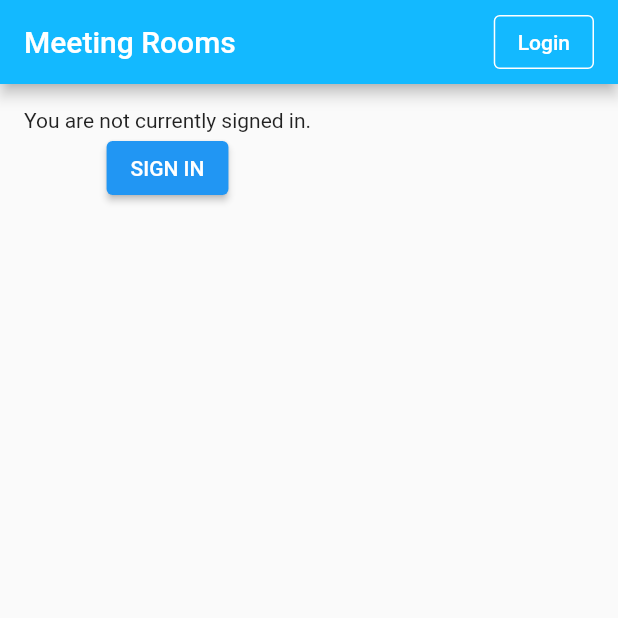
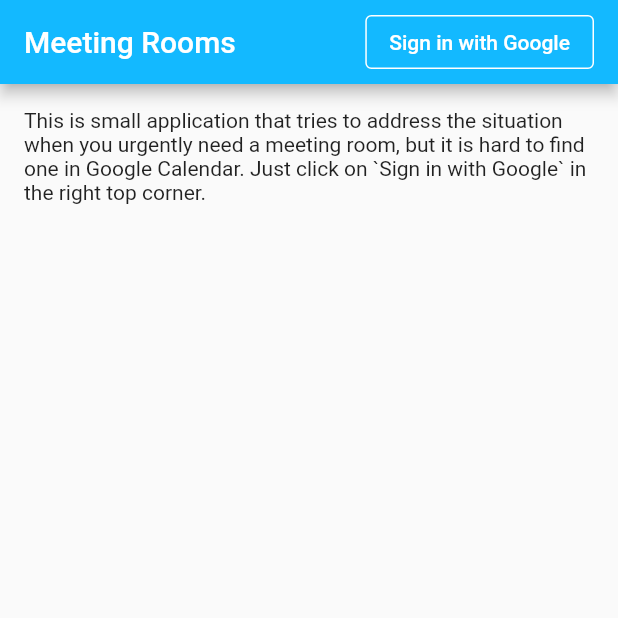
Before and after one commit to zakhio/meeting-rooms, a Flutter app: the screen it shows after launch, on a phone screen of 412 x 824 dp, the top half of it. Run offline on Flutter 3.47's test engine with Material 2 defaults, Android fonts, the light colour scheme and no system bars; our stand-ins replace bloc, flutter_bloc, google_sign_in, googleapis_auth; missing offline and left inert: extension_google_sign_in_as_googleapis_auth, googleapis; generated files the repository leaves out were written again.

Commit message:
Adds clarification for not signed in user

```diff
--- a/lib/app/view/app_page.dart
+++ b/lib/app/view/app_page.dart
@@ -329,12 +329,11 @@ class AppPageState extends State<AppPage> {
     } else {
       return Column(
         mainAxisAlignment: MainAxisAlignment.spaceAround,
-        children: <Widget>[
-          const Text('You are not currently signed in.'),
-          ElevatedButton(
-            onPressed: _handleSignIn,
-            child: const Text('SIGN IN'),
-          ),
+        children: const <Widget>[
+          Text('This is small application that tries to '
+              'address the situation when you urgently need a meeting room, '
+              'but it is hard to find one in Google Calendar. '
+              'Just click on `Sign in with Google` in the right top corner.')
         ],
       );
     }
@@ -446,7 +445,7 @@ class AppPageState extends State<AppPage> {
       return OutlinedButton(
         onPressed: _handleSignIn,
         style: style,
-        child: const Text('Login'),
+        child: const Text('Sign in with Google'),
       );
     } else {
       return Row(
```
